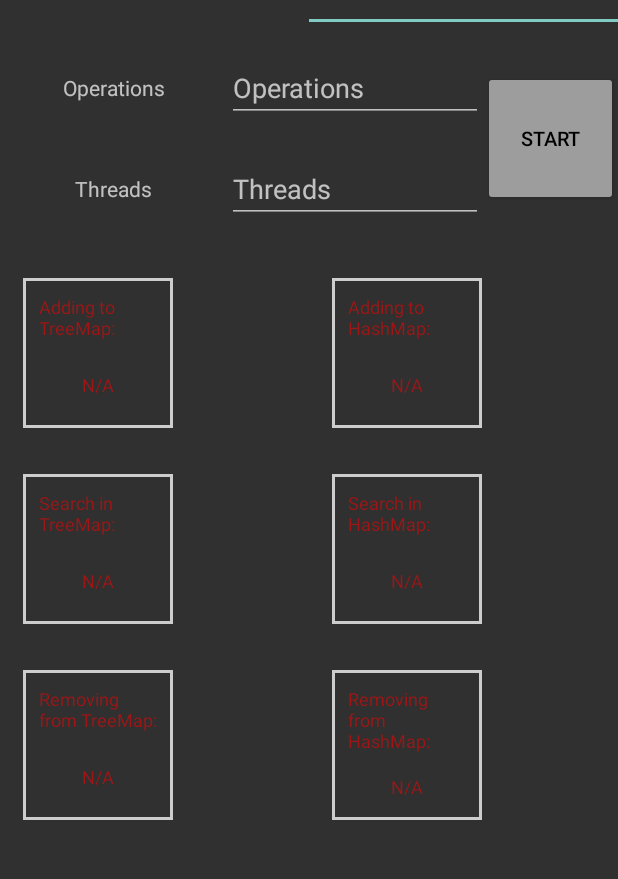
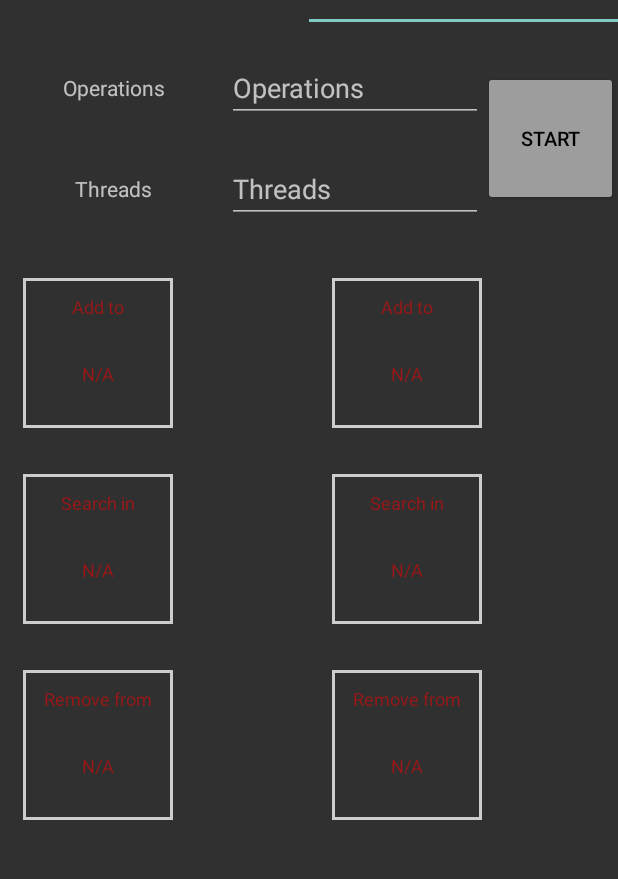
Before and after one commit to nekitkas/CollectionsandMaps, an Android app: the screen it shows after launch (MainActivity), tab 2 chosen, on a phone screen of 412 x 824 dp, the part 50-929 px from its top. Run offline under Robolectric (Android 15) with nearby library versions, the phone set to English and light mode, and no system bars.

Commit message:
draft
Signed-off-by: Nikita Baranov <kalima96@mail.ru>

```diff
--- a/app/src/main/java/com/foxstudent/collectionsandmaps/models/Cell.java
+++ b/app/src/main/java/com/foxstudent/collectionsandmaps/models/Cell.java
@@ -7,10 +7,12 @@ import java.util.Objects;
 public class Cell {
     public final int name;
     public final String result;
+    public final boolean isInProgress;
 
-    public Cell(@StringRes int name, String result) {
+    public Cell(@StringRes int name, String result, boolean isInProgress) {
         this.name = name;
         this.result = result;
+        this.isInProgress = isInProgress;
     }
 
     @Override
--- a/app/src/main/java/com/foxstudent/collectionsandmaps/ui/benchmark/BenchmarksAdapter.java
+++ b/app/src/main/java/com/foxstudent/collectionsandmaps/ui/benchmark/BenchmarksAdapter.java
@@ -54,15 +54,13 @@ public class BenchmarksAdapter extends ListAdapter<Cell, BenchmarksAdapter.ItemH
         }
 
         private void progressBarAnimate(Cell cell) {
-            if (cell.result == null) {
-                progressBar.animate()
-                        .alpha(1f)
-                        .setDuration(600);
-            } else {
-                progressBar.animate()
-                        .alpha(0f)
-                        .setDuration(600);
+            float expected = cell.isInProgress ? 1f : 0f;
+            if(progressBar.getAlpha() == expected) {
+                return;
             }
+            progressBar.animate()
+                    .alpha(expected)
+                    .setDuration(600);
         }
 
     }
--- a/app/src/main/java/com/foxstudent/collectionsandmaps/ui/benchmark/BenchmarksViewModel.java
+++ b/app/src/main/java/com/foxstudent/collectionsandmaps/ui/benchmark/BenchmarksViewModel.java
@@ -43,27 +43,34 @@ public class BenchmarksViewModel extends ViewModel {
         return cells;
     }
 
-    public List<Cell> createCells(String result) {
+    public List<Cell> createCells(String result, boolean isInProgress) {
         final List<Cell> cells = new ArrayList<>();
         if (type.equals(Constants.COLLECTION.toString())) {
             for (int i = 0; i < 21; i++) {
-                cells.add(new Cell(getNames().get(i), result));
+                cells.add(new Cell(getNames().get(i), result, isInProgress));
             }
         } else {
             for (int i = 0; i < 6; i++) {
-                cells.add(new Cell(getNames().get(i), result));
+                cells.add(new Cell(getNames().get(i), result, isInProgress));
             }
         }
         return cells;
     }
 
-    public void updateCell(int position) {
-        List<Cell> list = cells.getValue();
-        list.set(position, new Cell(getNames().get(position), results.get(position).toString()));
-        cells.postValue(list);
+    public void updateCell(int position, boolean isInProgress) {
+        List<Cell> cellList = cells.getValue();
+        cellList.set(position, new Cell(getNames().get(position), results.get(position).toString(), isInProgress));
+        cells.postValue(cellList);
     }
 
     public void executeBenchmarks(String operation, String thread) {
+        /*List<Cell> cellList = cells.getValue();
+        for (Cell cell : cellList) {
+            service.submit(() ->{
+
+            });
+        }*/
+
         int value = Integer.parseInt((operation));
         service = Executors.newFixedThreadPool(Integer.parseInt((thread)));
         AtomicInteger tasksCompleted = new AtomicInteger();
@@ -79,107 +86,107 @@ public class BenchmarksViewModel extends ViewModel {
 
             service.execute(() -> {
                 results.put(0, Collections.listAddInTheBeginning(new ArrayList<>(), value));
-                updateCell(0);
+                updateCell(0,false);
                 handler.sendEmptyMessage(tasksCompleted.getAndIncrement());
             });
             service.execute(() -> {
                 results.put(1, Collections.listAddInTheBeginning(new LinkedList<>(), value));
-                updateCell(1);
+                updateCell(1,false);
                 handler.sendEmptyMessage(tasksCompleted.getAndIncrement());
             });
             service.execute(() -> {
                 results.put(2, Collections.listAddInTheBeginning(new CopyOnWriteArrayList<>(), value));
-                updateCell(2);
+                updateCell(2,false);
                 handler.sendEmptyMessage(tasksCompleted.getAndIncrement());
             });
             service.execute(() -> {
                 results.put(3, Collections.listAddInTheMiddle(new ArrayList<>(), value));
-                updateCell(3);
+                updateCell(3,false);
                 handler.sendEmptyMessage(tasksCompleted.getAndIncrement());
             });
             service.execute(() -> {
                 results.put(4, Collections.listAddInTheMiddle(new LinkedList<>(), value));
-                updateCell(4);
+                updateCell(4,false);
                 handler.sendEmptyMessage(tasksCompleted.getAndIncrement());
             });
             service.execute(() -> {
                 results.put(5, Collections.listAddInTheMiddle(new CopyOnWriteArrayList<>(), value));
-                updateCell(5);
+                updateCell(5,false);
                 handler.sendEmptyMessage(tasksCompleted.getAndIncrement());
             });
             service.execute(() -> {
                 results.put(6, Collections.listAddInTheEnd(new ArrayList<>(), value));
-                updateCell(6);
+                updateCell(6,false);
                 handler.sendEmptyMessage(tasksCompleted.getAndIncrement());
             });
             service.execute(() -> {
                 results.put(7, Collections.listAddInTheEnd(new LinkedList<>(), value));
-                updateCell(7);
+                updateCell(7,false);
                 handler.sendEmptyMessage(tasksCompleted.getAndIncrement());
             });
             service.execute(() -> {
                 results.put(8, Collections.listAddInTheEnd(new CopyOnWriteArrayList<>(), value));
-                updateCell(8);
+                updateCell(8,false);
                 handler.sendEmptyMessage(tasksCompleted.getAndIncrement());
             });
             service.execute(() -> {
                 results.put(9, Collections.listRemoveInTheBeginning(new ArrayList<>(), value));
-                updateCell(9);
+                updateCell(9,false);
                 handler.sendEmptyMessage(tasksCompleted.getAndIncrement());
             });
             service.execute(() -> {
                 results.put(10, Collections.listRemoveInTheBeginning(new LinkedList<>(), value));
-                updateCell(10);
+                updateCell(10,false);
                 handler.sendEmptyMessage(tasksCompleted.getAndIncrement());
             });
             service.execute(() -> {
                 results.put(11, Collections.listRemoveInTheBeginning(new CopyOnWriteArrayList<>(), value));
-                updateCell(11);
+                updateCell(11,false);
                 handler.sendEmptyMessage(tasksCompleted.getAndIncrement());
             });
             service.execute(() -> {
                 results.put(12, Collections.listRemoveInTheMiddle(new ArrayList<>(), value));
-                updateCell(12);
+                updateCell(12,false);
                 handler.sendEmptyMessage(tasksCompleted.getAndIncrement());
             });
             service.execute(() -> {
                 results.put(13, Collections.listRemoveInTheMiddle(new LinkedList<>(), value));
-                updateCell(13);
+                updateCell(13,false);
                 handler.sendEmptyMessage(tasksCompleted.getAndIncrement());
             });
             service.execute(() -> {
                 results.put(14, Collections.listRemoveInTheMiddle(new CopyOnWriteArrayList<>(), value));
-                updateCell(14);
+                updateCell(14,false);
                 handler.sendEmptyMessage(tasksCompleted.getAndIncrement());
             });
             service.execute(() -> {
                 results.put(15, Collections.listRemoveInTheEnd(new ArrayList<>(), value));
-                updateCell(15);
+                updateCell(15,false);
                 handler.sendEmptyMessage(tasksCompleted.getAndIncrement());
             });
             service.execute(() -> {
                 results.put(16, Collections.listRemoveInTheEnd(new LinkedList<>(), value));
-                updateCell(16);
+                updateCell(16,false);
                 handler.sendEmptyMessage(tasksCompleted.getAndIncrement());
             });
             service.execute(() -> {
                 results.put(17, Collections.listRemoveInTheEnd(new CopyOnWriteArrayList<>(), value));
-                updateCell(17);
+                updateCell(17,false);
                 handler.sendEmptyMessage(tasksCompleted.getAndIncrement());
             });
             service.execute(() -> {
                 results.put(18, Collections.listSearchByValue(new ArrayList<>(), value));
-                updateCell(18);
+                updateCell(18,false);
                 handler.sendEmptyMessage(tasksCompleted.getAndIncrement());
             });
             service.execute(() -> {
                 results.put(19, Collections.listSearchByValue(new LinkedList<>(), value));
-                updateCell(19);
+                updateCell(19,false);
                 handler.sendEmptyMessage(tasksCompleted.getAndIncrement());
             });
             service.execute(() -> {
                 results.put(20, Collections.listSearchByValue(new CopyOnWriteArrayList<>(), value));
-                updateCell(20);
+                updateCell(20,false);
                 handler.sendEmptyMessage(tasksCompleted.getAndIncrement());
             });
         } else {
@@ -192,32 +199,32 @@ public class BenchmarksViewModel extends ViewModel {
             });
             service.execute(() -> {
                 results.put(0, Collections.mapAddingNew(new TreeMap<>(), value));
-                updateCell(0);
+                updateCell(0,false);
                 handler.sendEmptyMessage(tasksCompleted.getAndIncrement());
             });
             service.execute(() -> {
                 results.put(1, Collections.mapAddingNew(new HashMap<>(), value));
-                updateCell(1);
+                updateCell(1,false);
                 handler.sendEmptyMessage(tasksCompleted.getAndIncrement());
             });
             service.execute(() -> {
                 results.put(2, Collections.mapSearchByKey(new TreeMap<>(), value));
-                updateCell(2);
+                updateCell(2,false);
                 handler.sendEmptyMessage(tasksCompleted.getAndIncrement());
             });
             service.execute(() -> {
                 results.put(3, Collections.mapSearchByKey(new HashMap<>(), value));
-                updateCell(3);
+                updateCell(3,false);
                 handler.sendEmptyMessage(tasksCompleted.getAndIncrement());
             });
             service.execute(() -> {
                 results.put(4, Collections.mapRemoving(new TreeMap<>(), value));
-                updateCell(4);
+                updateCell(4,false);
                 handler.sendEmptyMessage(tasksCompleted.getAndIncrement());
             });
             service.execute(() -> {
                 results.put(5, Collections.mapRemoving(new HashMap<>(), value));
-                updateCell(5);
+                updateCell(5,false);
                 handler.sendEmptyMessage(tasksCompleted.getAndIncrement());
             });
         }
@@ -241,34 +248,34 @@ public class BenchmarksViewModel extends ViewModel {
     public ArrayList<Integer> getNames() {
         final ArrayList<Integer> names = new ArrayList<>();
         if (type.equals(Constants.COLLECTION.toString())) {
-            names.add(R.string.arrayAddToStart);
-            names.add(R.string.linkedListAddToStart);
-            names.add(R.string.copyOnWriteAddToStart);
-            names.add(R.string.arrayAddToMiddle);
-            names.add(R.string.linkedListAddToMiddle);
-            names.add(R.string.copyOnWriteAddToMiddle);
-            names.add(R.string.arrayAddToEnd);
-            names.add(R.string.linkedListAddToEnd);
-            names.add(R.string.copyOnWriteAddToEnd);
-            names.add(R.string.arrayRemoveFromStart);
-            names.add(R.string.linkedListRemoveFromStart);
-            names.add(R.string.copyOnWriteRemoveFromStart);
-            names.add(R.string.arrayRemoveFromMiddle);
-            names.add(R.string.linkedListRemoveFromMiddle);
-            names.add(R.string.copyOnWriteRemoveFromMiddle);
-            names.add(R.string.arrayRemoveFromEnd);
-            names.add(R.string.linkedListRemoveFromEnd);
-            names.add(R.string.copyOnWriteRemoveFromEnd);
-            names.add(R.string.searchInArray);
-            names.add(R.string.searchInLinkedList);
-            names.add(R.string.searchInCopyOnWrite);
+            names.add(R.string.addToStart);
+            names.add(R.string.addToStart);
+            names.add(R.string.addToStart);
+            names.add(R.string.addToMiddle);
+            names.add(R.string.addToMiddle);
+            names.add(R.string.addToMiddle);
+            names.add(R.string.addToEnd);
+            names.add(R.string.addToEnd);
+            names.add(R.string.addToEnd);
+            names.add(R.string.removeFromStart);
+            names.add(R.string.removeFromStart);
+            names.add(R.string.removeFromStart);
+            names.add(R.string.removeFromMiddle);
+            names.add(R.string.removeFromMiddle);
+            names.add(R.string.removeFromMiddle);
+            names.add(R.string.removeFromEnd);
+            names.add(R.string.removeFromEnd);
+            names.add(R.string.removeFromEnd);
+            names.add(R.string.searchIn);
+            names.add(R.string.searchIn);
+            names.add(R.string.searchIn);
         } else {
-            names.add(R.string.treeMapAddToStart);
-            names.add(R.string.hashMapAddToStart);
-            names.add(R.string.searchInTreeMap);
-            names.add(R.string.searchInHashMap);
-            names.add(R.string.removeFromThreeMap);
-            names.add(R.string.removeFromHashMap);
+            names.add(R.string.addTo);
+            names.add(R.string.addTo);
+            names.add(R.string.searchIn);
+            names.add(R.string.searchIn);
+            names.add(R.string.removeFrom);
+            names.add(R.string.removeFrom);
         }
         return names;
     }
@@ -290,7 +297,7 @@ public class BenchmarksViewModel extends ViewModel {
             shutDown();
             return R.string.calc_stop;
         } else {
-            cells.setValue(createCells(null));
+            cells.setValue(createCells(null, true));
             setIsCalculating(true);
             executeBenchmarks(operation, thread);
             return R.string.calc_start;
@@ -306,6 +313,6 @@ public class BenchmarksViewModel extends ViewModel {
     }
 
     public void onCreate() {
-        cells.setValue(createCells(EMPTY_VALUE));
+        cells.setValue(createCells(EMPTY_VALUE, false));
     }
 }
--- a/app/src/main/res/values/strings.xml
+++ b/app/src/main/res/values/strings.xml
@@ -15,33 +15,20 @@
     <string name="calc_complete">Calculation completed</string>
     <string name="service_fail">Pool did not terminate</string>
 
-    <string name="arrayAddToStart">Adding to start in ArrayList:</string>
-    <string name="linkedListAddToStart">Adding to start in LinkedList:</string>
-    <string name="copyOnWriteAddToStart">Adding to start in CopyOnWrite:</string>
-    <string name="arrayAddToMiddle">Adding to middle in ArrayList:</string>
-    <string name="linkedListAddToMiddle">Adding to middle in LinkedList:</string>
-    <string name="copyOnWriteAddToMiddle">Adding to middle in CopyOnWrite:</string>
-    <string name="arrayAddToEnd">Adding to end in ArrayList:</string>
-    <string name="linkedListAddToEnd">Adding to end in LinkedList:</string>
-    <string name="copyOnWriteAddToEnd">Adding to end in CopyOnWrite:</string>
-    <string name="arrayRemoveFromStart">Remove from start in ArrayList:</string>
-    <string name="linkedListRemoveFromStart">Remove from start in LinkedList:</string>
-    <string name="copyOnWriteRemoveFromStart">Remove from start in CopyOnWrite:</string>
-    <string name="arrayRemoveFromMiddle">Remove from middle in ArrayList:</string>
-    <string name="linkedListRemoveFromMiddle">Remove from middle in LinkedList:</string>
-    <string name="copyOnWriteRemoveFromMiddle">Remove from middle in CopyOnWrite:</string>
-    <string name="arrayRemoveFromEnd">Remove from end in ArrayList:</string>
-    <string name="linkedListRemoveFromEnd">Remove from end in LinkedList:</string>
-    <string name="copyOnWriteRemoveFromEnd">Remove from end in CopyOnWrite:</string>
-    <string name="searchInArray">Search in ArrayList:</string>
-    <string name="searchInLinkedList">Search in LinkedList:</string>
-    <string name="searchInCopyOnWrite">Search in CopyOnWrite:</string>
+    <string name="addToStart">Adding to start</string>
+    <string name="addToMiddle">Adding to middle</string>
+    <string name="addToEnd">Adding to end in</string>
+    <string name="removeFromStart">Remove from start</string>
+    <string name="removeFromMiddle">Remove from middle</string>
+    <string name="removeFromEnd">Remove from end</string>
+    <string name="searchIn">Search in</string>
 
-    <string name="treeMapAddToStart">Adding to TreeMap:</string>
-    <string name="hashMapAddToStart">Adding to HashMap:</string>
-    <string name="searchInTreeMap">Search in TreeMap:</string>
-    <string name="searchInHashMap">Search in HashMap:</string>
-    <string name="removeFromThreeMap">Removing from TreeMap:</string>
-    <string name="removeFromHashMap">Removing from HashMap:</string>
+    <string name="addTo">Add to</string>
+    <string name="removeFrom">Remove from</string>
 
+    <string name="arrayList">ArrayList:</string>
+    <string name="linkedList">LinkedList:</string>
+    <string name="copyOnWrite">CopyOnWrite:</string>
+    <string name="treeMap">TreeMap:</string>
+    <string name="hashMap">HashMap:</string>
 </resources>
```
